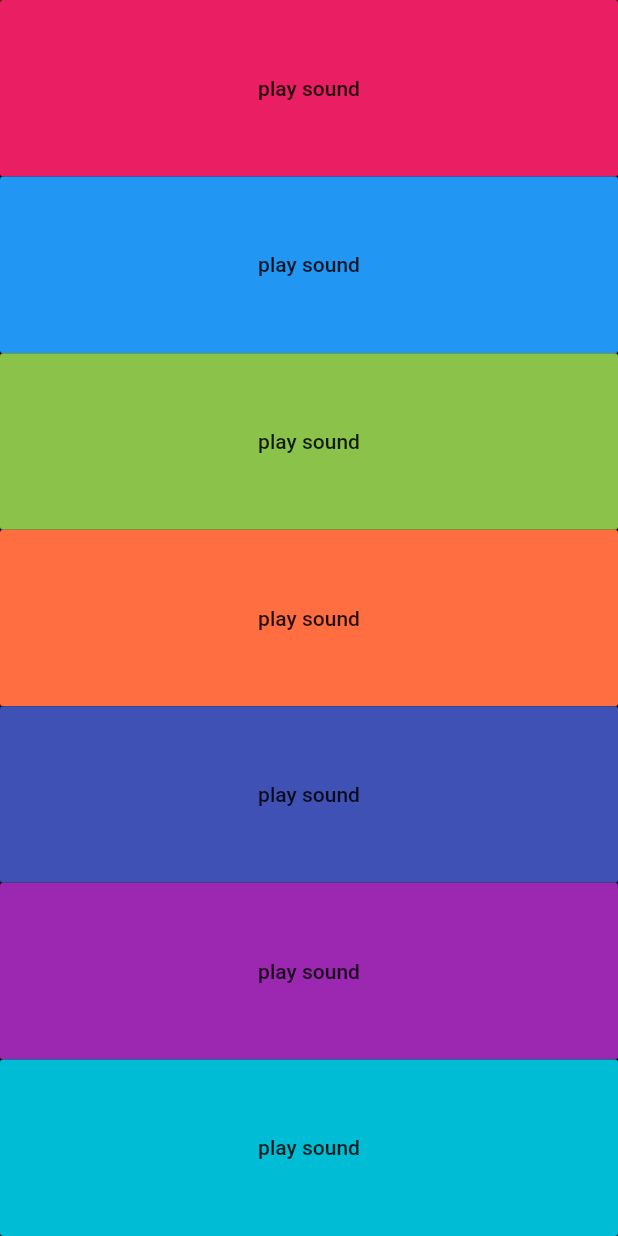
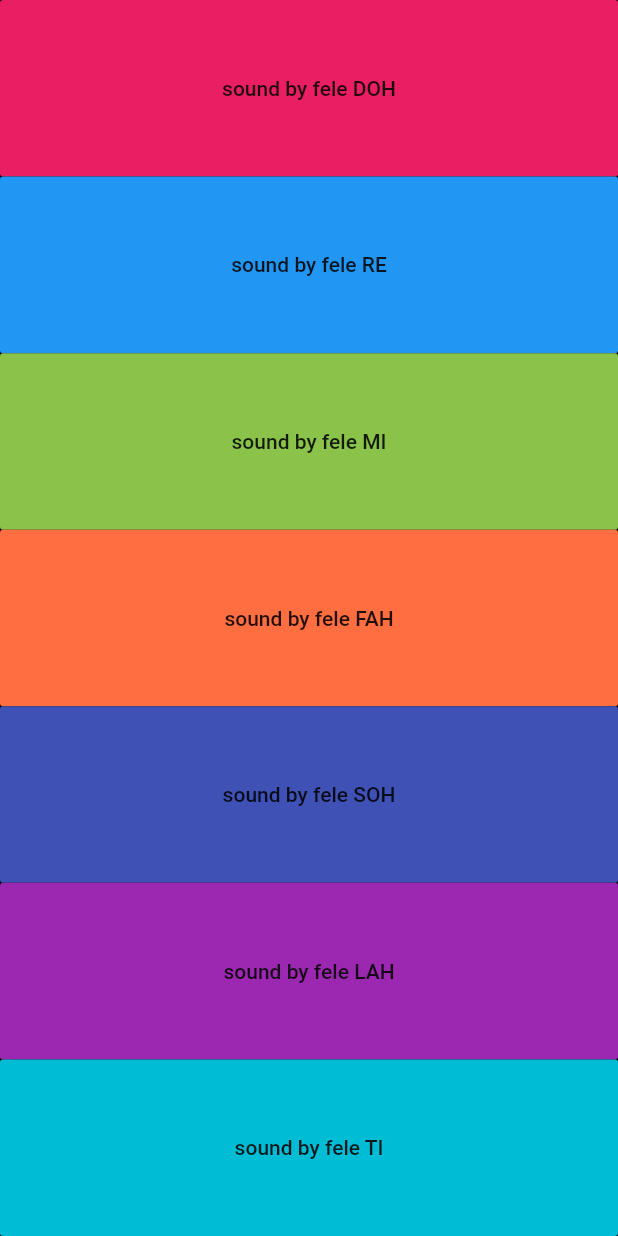
Before and after one commit to FeleAyodeji/xylophone, a Flutter app: the screen it shows after launch, on a phone screen of 412 x 824 dp. Run offline on Flutter 3.47's test engine with Material 2 defaults, Android fonts, the phone set to English and light mode, and no system bars; our stand-ins replace audioplayers.

Commit message:
fixed the bug
Signed-off-by: Fele Ayodeji <feledeji@gmail.com>

```diff
--- a/lib/main.dart
+++ b/lib/main.dart
@@ -11,10 +11,10 @@ class XylophoneApp extends StatelessWidget {
     player.play("note$soundNumber.wav");
   }
 
-  Expanded buildKeys({Color color , int soundNumber}){
+  Expanded buildKeys({Color color , int soundNumber ,String name}){
    return Expanded(
       child: FlatButton(
-        child: Text("play sound"),
+        child: Text(name),
         color: color,
         onPressed: () {
           playSound(soundNumber);
@@ -32,13 +32,13 @@ class XylophoneApp extends StatelessWidget {
           child: Column(
             crossAxisAlignment: CrossAxisAlignment.stretch,
             children: <Widget>[
-              buildKeys(color: Colors.pink , soundNumber: 1),
-              buildKeys(color: Colors.blue , soundNumber: 2),
-              buildKeys(color: Colors.lightGreen , soundNumber: 3),
-              buildKeys(color: Colors.deepOrangeAccent , soundNumber: 4),
-              buildKeys(color: Colors.indigo , soundNumber: 5),
-              buildKeys(color: Colors.purple , soundNumber: 6),
-              buildKeys(color: Colors.cyan , soundNumber: 7),
+              buildKeys(color: Colors.pink , soundNumber: 1 ,name: "sound by fele DOH"),
+              buildKeys(color: Colors.blue , soundNumber: 2, name: "sound by fele RE"),
+              buildKeys(color: Colors.lightGreen , soundNumber: 3 , name: "sound by fele MI"),
+              buildKeys(color: Colors.deepOrangeAccent , soundNumber: 4 , name: "sound by fele FAH"),
+              buildKeys(color: Colors.indigo , soundNumber: 5, name: "sound by fele SOH"),
+              buildKeys(color: Colors.purple , soundNumber: 6, name: "sound by fele LAH"),
+              buildKeys(color: Colors.cyan , soundNumber: 7, name: "sound by fele TI"),
           ],)
         ),
       ),
--- a/pubspec.yaml
+++ b/pubspec.yaml
@@ -22,4 +22,4 @@ dev_dependencies:
 flutter:
   uses-material-design: true
   assets:
-    - assets\
+    - assets/
```
